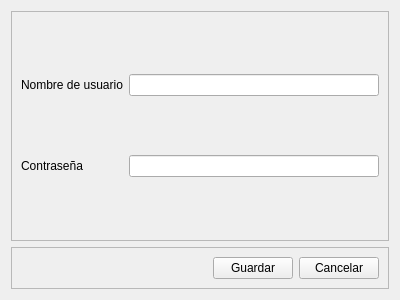
Old version of the form view/ui/account_form.ui in the repository R0land013/blue-nauta.
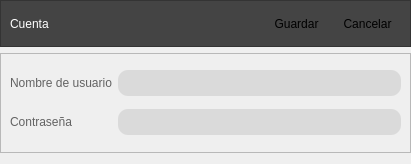
New version of the form. Icons and pictures are not drawn.

Commit message: QCSS was added to UI files

```diff
--- a/view/ui/account_form.ui
+++ b/view/ui/account_form.ui
@@ -6,47 +6,24 @@
    <rect>
     <x>0</x>
     <y>0</y>
-    <width>400</width>
-    <height>300</height>
+    <width>411</width>
+    <height>164</height>
    </rect>
   </property>
   <property name="windowTitle">
    <string>Frame</string>
   </property>
-  <layout class="QVBoxLayout" name="verticalLayout">
-   <item>
-    <widget class="QFrame" name="frame">
-     <property name="frameShape">
-      <enum>QFrame::StyledPanel</enum>
-     </property>
-     <property name="frameShadow">
-      <enum>QFrame::Raised</enum>
-     </property>
-     <layout class="QGridLayout" name="gridLayout">
-      <item row="1" column="1">
-       <widget class="QLineEdit" name="password_line_edit"/>
-      </item>
-      <item row="0" column="0">
-       <widget class="QLabel" name="label">
-        <property name="text">
-         <string>Nombre de usuario</string>
-        </property>
-       </widget>
-      </item>
-      <item row="1" column="0">
-       <widget class="QLabel" name="label_2">
-        <property name="text">
-         <string>Contraseña</string>
-        </property>
-       </widget>
-      </item>
-      <item row="0" column="1">
-       <widget class="QLineEdit" name="username_line_edit"/>
-      </item>
-     </layout>
-    </widget>
-   </item>
-   <item>
+  <layout class="QGridLayout" name="gridLayout_3">
+   <property name="leftMargin">
+    <number>0</number>
+   </property>
+   <property name="topMargin">
+    <number>0</number>
+   </property>
+   <property name="rightMargin">
+    <number>0</number>
+   </property>
+   <item row="0" column="0">
     <widget class="QFrame" name="frame_2">
      <property name="sizePolicy">
       <sizepolicy hsizetype="Preferred" vsizetype="Maximum">
@@ -54,14 +31,40 @@
        <verstretch>0</verstretch>
       </sizepolicy>
      </property>
+     <property name="styleSheet">
+      <string notr="true">QWidget #frame_2{
+	background-color: rgb(68, 68, 68);/*rgb(77, 77, 127);*/
+}
+
+QToolButton{
+padding: 5px;
+background-color: transparent;
+border-radius: 18px;
+}
+
+QToolButton:hover{
+background-color: rgba(255, 255, 255, 100);
+}</string>
+     </property>
      <property name="frameShape">
       <enum>QFrame::StyledPanel</enum>
      </property>
      <property name="frameShadow">
       <enum>QFrame::Raised</enum>
      </property>
-     <layout class="QHBoxLayout" name="horizontalLayout">
-      <item>
+     <layout class="QGridLayout" name="gridLayout_2">
+      <item row="0" column="0">
+       <widget class="QLabel" name="section_name">
+        <property name="styleSheet">
+         <string notr="true">font: 18pt &quot;Segoe UI&quot;;
+color: rgb(255, 255, 255);</string>
+        </property>
+        <property name="text">
+         <string>Cuenta</string>
+        </property>
+       </widget>
+      </item>
+      <item row="0" column="1">
        <spacer name="horizontalSpacer">
         <property name="orientation">
          <enum>Qt::Horizontal</enum>
@@ -74,18 +77,108 @@
         </property>
        </spacer>
       </item>
-      <item>
-       <widget class="QPushButton" name="save_button">
+      <item row="0" column="2">
+       <widget class="QToolButton" name="save_button">
+        <property name="toolTip">
+         <string>Guardar</string>
+        </property>
         <property name="text">
          <string>Guardar</string>
         </property>
+        <property name="icon">
+         <iconset resource="resources.qrc">
+          <normaloff>:/icons/assets/save.png</normaloff>:/icons/assets/save.png</iconset>
+        </property>
+        <property name="iconSize">
+         <size>
+          <width>24</width>
+          <height>24</height>
+         </size>
+        </property>
+        <property name="autoRaise">
+         <bool>true</bool>
+        </property>
        </widget>
       </item>
-      <item>
-       <widget class="QPushButton" name="cancel_button">
+      <item row="0" column="3">
+       <widget class="QToolButton" name="cancel_button">
+        <property name="toolTip">
+         <string>Regresar</string>
+        </property>
         <property name="text">
          <string>Cancelar</string>
         </property>
+        <property name="icon">
+         <iconset resource="resources.qrc">
+          <normaloff>:/icons/assets/back.png</normaloff>:/icons/assets/back.png</iconset>
+        </property>
+        <property name="iconSize">
+         <size>
+          <width>24</width>
+          <height>24</height>
+         </size>
+        </property>
+        <property name="autoRaise">
+         <bool>true</bool>
+        </property>
+       </widget>
+      </item>
+     </layout>
+    </widget>
+   </item>
+   <item row="1" column="0">
+    <widget class="QFrame" name="frame">
+     <property name="styleSheet">
+      <string notr="true">QLineEdit{
+	padding:5px;
+	color: black;
+	font: 12pt &quot;Segoe UI&quot;;
+	border-radius: 10px;
+	background-color: rgb(218, 218, 218);
+	border: 0px;
+	
+}
+QLabel{
+	color: rgba(0, 0, 0, 150);
+	font: 12pt &quot;Segoe UI&quot;;	
+}</string>
+     </property>
+     <property name="frameShape">
+      <enum>QFrame::StyledPanel</enum>
+     </property>
+     <property name="frameShadow">
+      <enum>QFrame::Raised</enum>
+     </property>
+     <layout class="QGridLayout" name="gridLayout">
+      <item row="1" column="1">
+       <widget class="QLineEdit" name="password_line_edit">
+        <property name="echoMode">
+         <enum>QLineEdit::Password</enum>
+        </property>
+        <property name="clearButtonEnabled">
+         <bool>true</bool>
+        </property>
+       </widget>
+      </item>
+      <item row="0" column="0">
+       <widget class="QLabel" name="label">
+        <property name="text">
+         <string>Nombre de usuario</string>
+        </property>
+       </widget>
+      </item>
+      <item row="1" column="0">
+       <widget class="QLabel" name="label_2">
+        <property name="text">
+         <string>Contraseña</string>
+        </property>
+       </widget>
+      </item>
+      <item row="0" column="1">
+       <widget class="QLineEdit" name="username_line_edit">
+        <property name="clearButtonEnabled">
+         <bool>true</bool>
+        </property>
        </widget>
       </item>
      </layout>
```
Left out of the diff: 4 changed lines with no effect on the pictures. The commit also changes 3 other files.
